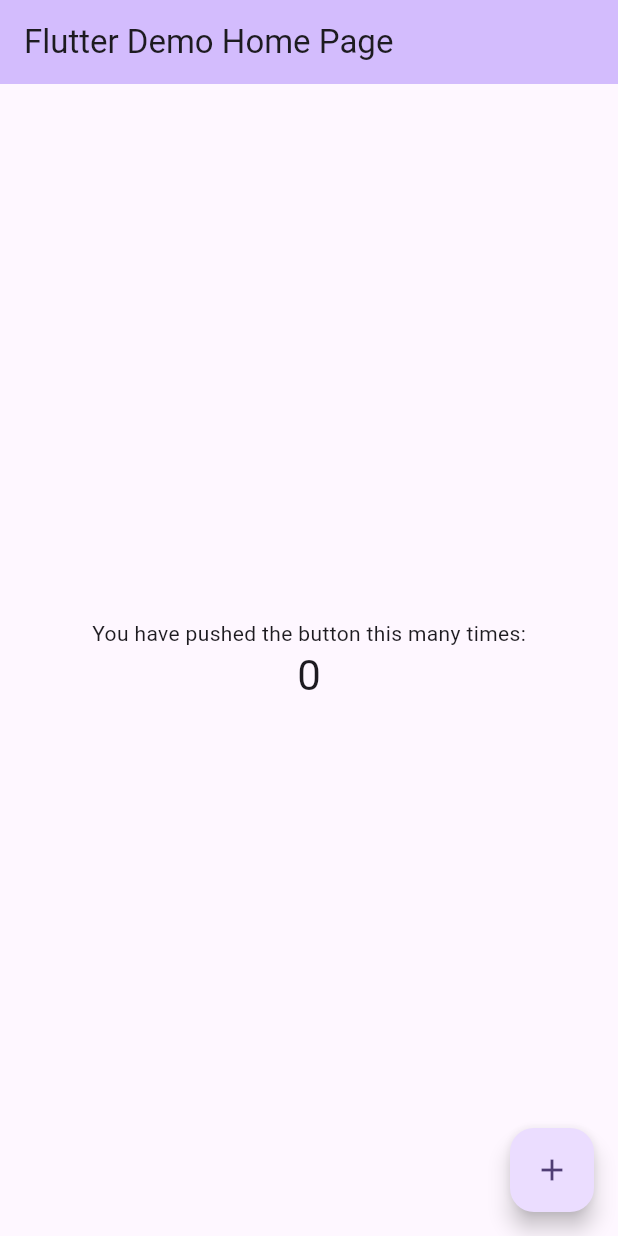
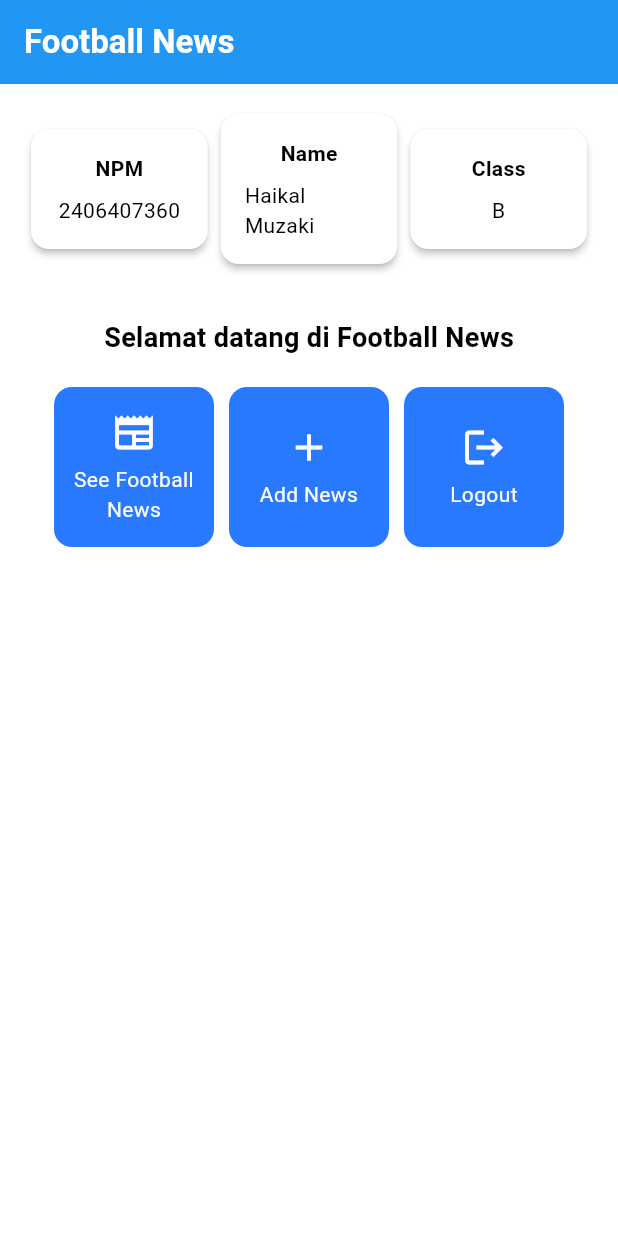
Before and after one commit to HaikalMuzaki/football-news-mobile, a Flutter app: the screen it shows after launch, on a phone screen of 412 x 824 dp. Run offline on Flutter 3.47's test engine with Material 3 defaults, Android fonts, the phone set to English and light mode, and no system bars.

Commit message:
tutorial 6 selesai

```diff
--- a/lib/main.dart
+++ b/lib/main.dart
@@ -1,4 +1,5 @@
 import 'package:flutter/material.dart';
+import 'package:football_news/menu.dart';
 
 void main() {
   runApp(const MyApp());
@@ -7,116 +8,15 @@ void main() {
 class MyApp extends StatelessWidget {
   const MyApp({super.key});
 
-  // This widget is the root of your application.
   @override
   Widget build(BuildContext context) {
     return MaterialApp(
-      title: 'Flutter Demo',
+      title: 'Football News',
       theme: ThemeData(
-        // This is the theme of your application.
-        //
-        // TRY THIS: Try running your application with "flutter run". You'll see
-        // the application has a purple toolbar. Then, without quitting the app,
-        // try changing the seedColor in the colorScheme below to Colors.green
-        // and then invoke "hot reload" (save your changes or press the "hot
-        // reload" button in a Flutter-supported IDE, or press "r" if you used
-        // the command line to start the app).
-        //
-        // Notice that the counter didn't reset back to zero; the application
-        // state is not lost during the reload. To reset the state, use hot
-        // restart instead.
-        //
-        // This works for code too, not just values: Most code changes can be
-        // tested with just a hot reload.
-        colorScheme: ColorScheme.fromSeed(seedColor: Colors.deepPurple),
+        colorScheme: ColorScheme.fromSwatch(primarySwatch: Colors.blue)
+            .copyWith(secondary: Colors.blueAccent[400]),
       ),
-      home: const MyHomePage(title: 'Flutter Demo Home Page'),
+      home: MyHomePage(),
     );
   }
 }
-
-class MyHomePage extends StatefulWidget {
-  const MyHomePage({super.key, required this.title});
-
-  // This widget is the home page of your application. It is stateful, meaning
-  // that it has a State object (defined below) that contains fields that affect
-  // how it looks.
-
-  // This class is the configuration for the state. It holds the values (in this
-  // case the title) provided by the parent (in this case the App widget) and
-  // used by the build method of the State. Fields in a Widget subclass are
-  // always marked "final".
-
-  final String title;
-
-  @override
-  State<MyHomePage> createState() => _MyHomePageState();
-}
-
-class _MyHomePageState extends State<MyHomePage> {
-  int _counter = 0;
-
-  void _incrementCounter() {
-    setState(() {
-      // This call to setState tells the Flutter framework that something has
-      // changed in this State, which causes it to rerun the build method below
-      // so that the display can reflect the updated values. If we changed
-      // _counter without calling setState(), then the build method would not be
-      // called again, and so nothing would appear to happen.
-      _counter++;
-    });
-  }
-
-  @override
-  Widget build(BuildContext context) {
-    // This method is rerun every time setState is called, for instance as done
-    // by the _incrementCounter method above.
-    //
-    // The Flutter framework has been optimized to make rerunning build methods
-    // fast, so that you can just rebuild anything that needs updating rather
-    // than having to individually change instances of widgets.
-    return Scaffold(
-      appBar: AppBar(
-        // TRY THIS: Try changing the color here to a specific color (to
-        // Colors.amber, perhaps?) and trigger a hot reload to see the AppBar
-        // change color while the other colors stay the same.
-        backgroundColor: Theme.of(context).colorScheme.inversePrimary,
-        // Here we take the value from the MyHomePage object that was created by
-        // the App.build method, and use it to set our appbar title.
-        title: Text(widget.title),
-      ),
-      body: Center(
-        // Center is a layout widget. It takes a single child and positions it
-        // in the middle of the parent.
-        child: Column(
-          // Column is also a layout widget. It takes a list of children and
-          // arranges them vertically. By default, it sizes itself to fit its
-          // children horizontally, and tries to be as tall as its parent.
-          //
-          // Column has various properties to control how it sizes itself and
-          // how it positions its children. Here we use mainAxisAlignment to
-          // center the children vertically; the main axis here is the vertical
-          // axis because Columns are vertical (the cross axis would be
-          // horizontal).
-          //
-          // TRY THIS: Invoke "debug painting" (choose the "Toggle Debug Paint"
-          // action in the IDE, or press "p" in the console), to see the
-          // wireframe for each widget.
-          mainAxisAlignment: MainAxisAlignment.center,
-          children: <Widget>[
-            const Text('You have pushed the button this many times:'),
-            Text(
-              '$_counter',
-              style: Theme.of(context).textTheme.headlineMedium,
-            ),
-          ],
-        ),
-      ),
-      floatingActionButton: FloatingActionButton(
-        onPressed: _incrementCounter,
-        tooltip: 'Increment',
-        child: const Icon(Icons.add),
-      ), // This trailing comma makes auto-formatting nicer for build methods.
-    );
-  }
-}
--- /dev/null
+++ b/lib/menu.dart
@@ -0,0 +1,172 @@
+import 'package:flutter/material.dart';
+
+class MyHomePage extends StatelessWidget {
+  MyHomePage({super.key});
+
+  final String nama = "Haikal Muzaki";
+  final String npm = "2406407360";
+  final String kelas = "B";
+
+  final List<ItemHomepage> items = [
+    ItemHomepage("See Football News", Icons.newspaper),
+    ItemHomepage("Add News", Icons.add),
+    ItemHomepage("Logout", Icons.logout),
+  ];
+
+  @override
+  Widget build(BuildContext context) {
+    return Scaffold(
+      appBar: AppBar(
+        title: const Text(
+          'Football News',
+          style: TextStyle(
+            color: Colors.white,
+            fontWeight: FontWeight.bold,
+          ),
+        ),
+        backgroundColor: Theme.of(context).colorScheme.primary,
+      ),
+
+      body: Padding(
+        padding: const EdgeInsets.all(16.0),
+        child: Column(
+          crossAxisAlignment: CrossAxisAlignment.center,
+          children: [
+            Row(
+              mainAxisAlignment: MainAxisAlignment.spaceEvenly,
+              children: [
+                InfoCard(title: 'NPM', content: npm),
+                InfoCard(title: 'Name', content: nama),
+                InfoCard(title: 'Class', content: kelas),
+              ],
+            ),
+            const SizedBox(height: 16.0),
+            Center(
+              child: Column(
+                children: [
+                  const Padding(
+                    padding: EdgeInsets.only(top: 16.0),
+                    child: Text(
+                      'Selamat datang di Football News',
+                      style: TextStyle(
+                        fontWeight: FontWeight.bold,
+                        fontSize: 18.0,
+                      ),
+                    ),
+                  ),
+
+                  GridView.count(
+                    primary: true,
+                    padding: const EdgeInsets.all(20),
+                    crossAxisSpacing: 10,
+                    mainAxisSpacing: 10,
+                    crossAxisCount: 3,
+                    shrinkWrap: true,
+                    children: items.map((ItemHomepage item) {
+                      return ItemCard(item);
+                    }).toList(),
+                  ),
+                ],
+              ),
+            ),
+          ],
+        ),
+      ),
+
+    );
+  }
+}
+
+class InfoCard extends StatelessWidget {
+  // Kartu informasi yang menampilkan title dan content.
+
+  final String title;  // Judul kartu.
+  final String content;  // Isi kartu.
+
+  const InfoCard({super.key, required this.title, required this.content});
+
+  @override
+  Widget build(BuildContext context) {
+    return Card(
+      // Membuat kotak kartu dengan bayangan dibawahnya.
+      elevation: 2.0,
+      child: Container(
+        // Mengatur ukuran dan jarak di dalam kartu.
+        width: MediaQuery.of(context).size.width / 3.5, // menyesuaikan dengan lebar device yang digunakan.
+        padding: const EdgeInsets.all(16.0),
+        // Menyusun title dan content secara vertikal.
+        child: Column(
+          children: [
+            Text(
+              title,
+              style: const TextStyle(fontWeight: FontWeight.bold),
+            ),
+            const SizedBox(height: 8.0),
+            Text(content),
+          ],
+        ),
+      ),
+    );
+  }
+}
+
+class ItemHomepage {
+  final String name;
+  final IconData icon;
+
+  ItemHomepage(this.name, this.icon);
+}
+
+class ItemCard extends StatelessWidget {
+  // Menampilkan kartu dengan ikon dan nama.
+
+  final ItemHomepage item;
+
+  const ItemCard(this.item, {super.key});
+
+  @override
+  Widget build(BuildContext context) {
+    return Material(
+      // Menentukan warna latar belakang dari tema aplikasi.
+      color: Theme.of(context).colorScheme.secondary,
+      // Membuat sudut kartu melengkung.
+      borderRadius: BorderRadius.circular(12),
+
+      child: InkWell(
+        // Aksi ketika kartu ditekan.
+        onTap: () {
+          // Menampilkan pesan SnackBar saat kartu ditekan.
+          ScaffoldMessenger.of(context)
+            ..hideCurrentSnackBar()
+            ..showSnackBar(
+                SnackBar(content: Text("Kamu telah menekan tombol ${item.name}!"))
+            );
+        },
+        // Container untuk menyimpan Icon dan Text
+        child: Container(
+          padding: const EdgeInsets.all(8),
+          child: Center(
+            child: Column(
+              // Menyusun ikon dan teks di tengah kartu.
+              mainAxisAlignment: MainAxisAlignment.center,
+              children: [
+                Icon(
+                  item.icon,
+                  color: Colors.white,
+                  size: 30.0,
+                ),
+                const Padding(padding: EdgeInsets.all(3)),
+                Text(
+                  item.name,
+                  textAlign: TextAlign.center,
+                  style: const TextStyle(color: Colors.white),
+                ),
+              ],
+            ),
+          ),
+        ),
+      ),
+    );
+  }
+
+}
```
